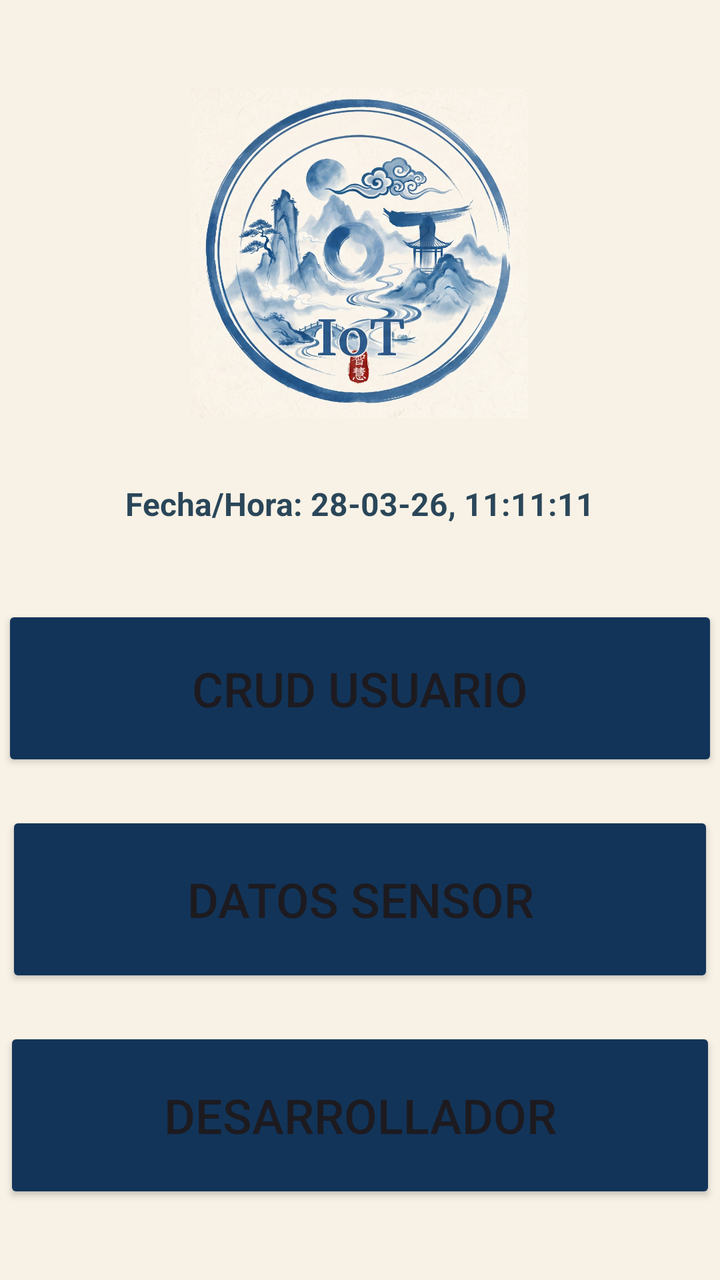
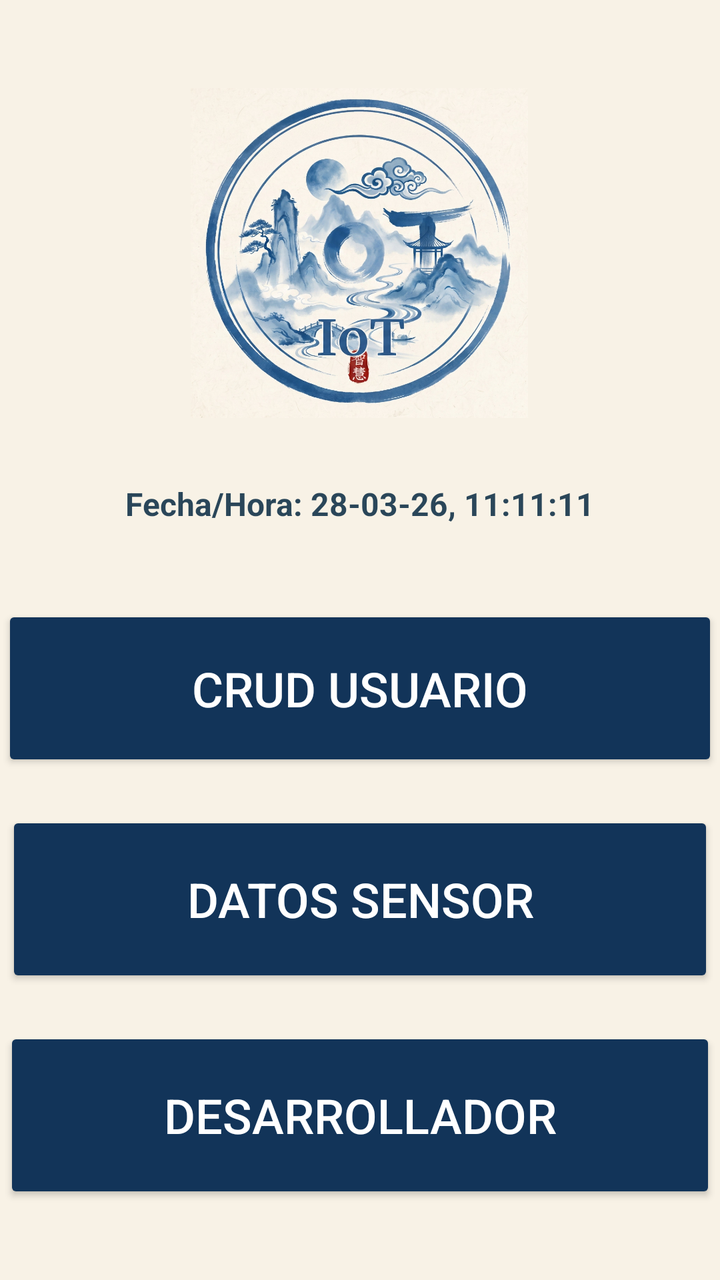

Compare the two renders of this Android layout. The source of the first and the diff that turns it into the second are given below.
<!-- AndroidManifest.xml: application theme Theme.Ejemplo1 -->
<!-- res/layout/activity_menu_principal.xml -->
<?xml version="1.0" encoding="utf-8"?>
<androidx.constraintlayout.widget.ConstraintLayout xmlns:android="http://schemas.android.com/apk/res/android"
    xmlns:app="http://schemas.android.com/apk/res-auto"
    xmlns:tools="http://schemas.android.com/tools"
    android:id="@+id/main"
    android:layout_width="match_parent"
    android:layout_height="match_parent"
    android:background="#F8F2E6"
    tools:context=".MenuPrincipal">

    <ImageView
        android:id="@+id/imageView5"
        android:layout_width="312dp"
        android:layout_height="165dp"
        android:layout_marginTop="44dp"
        app:layout_constraintEnd_toEndOf="parent"
        app:layout_constraintHorizontal_bias="0.494"
        app:layout_constraintStart_toStartOf="parent"
        app:layout_constraintTop_toTopOf="parent"
        app:srcCompat="@drawable/logo" />

    <TextView
        android:id="@+id/textView2"
        android:layout_width="wrap_content"
        android:layout_height="wrap_content"
        android:layout_marginTop="32dp"
        android:text="Fecha/Hora: 28-03-26, 11:11:11"
        android:textColor="#DA072940"
        android:textSize="16sp"
        android:textStyle="bold"
        app:layout_constraintEnd_toEndOf="parent"
        app:layout_constraintStart_toStartOf="parent"
        app:layout_constraintTop_toBottomOf="@+id/imageView5" />

    
    <LinearLayout
        android:id="@+id/contenedor1"
        android:layout_width="358dp"
        android:layout_height="83dp"
        android:layout_marginTop="40dp"
        android:orientation="vertical"
        app:layout_constraintEnd_toEndOf="parent"
        app:layout_constraintStart_toStartOf="parent"
        app:layout_constraintTop_toBottomOf="@+id/textView2">

        <Button
            android:id="@+id/btnCrud"
            android:layout_width="match_parent"
            android:layout_height="match_parent"
            android:backgroundTint="#123459"
            android:text="CRUD Usuario"
            android:textSize="24sp"
            app:icon="@drawable/personas"
            app:iconTint="@null"
            app:iconSize="90dp"
            app:iconGravity="start" />
    </LinearLayout>

    
    <LinearLayout
        android:id="@+id/contenedor2"
        android:layout_width="354dp"
        android:layout_height="88dp"
        android:layout_marginTop="20dp"
        android:orientation="vertical"
        app:layout_constraintEnd_toEndOf="parent"
        app:layout_constraintStart_toStartOf="parent"
        app:layout_constraintTop_toBottomOf="@+id/contenedor1">

        <Button
            android:id="@+id/btnSensores"
            android:layout_width="match_parent"
            android:layout_height="match_parent"
            android:backgroundTint="#123459"
            android:text="Datos Sensor"
            android:textSize="24sp"
            app:icon="@drawable/sensor"
            app:iconTint="@null"
            app:iconSize="75dp"
            app:iconGravity="start" />
    </LinearLayout>

    
    <LinearLayout
        android:id="@+id/contenedor3"
        android:layout_width="356dp"
        android:layout_height="88dp"
        android:layout_marginTop="20dp"
        android:orientation="vertical"
        app:layout_constraintEnd_toEndOf="parent"
        app:layout_constraintStart_toStartOf="parent"
        app:layout_constraintTop_toBottomOf="@+id/contenedor2">

        <Button
            android:id="@+id/btnDatos"
            android:layout_width="match_parent"
            android:layout_height="match_parent"
            android:backgroundTint="#123459"
            android:text="Desarrollador"
            android:textSize="24sp"
            app:icon="@drawable/desarrollo"
            app:iconTint="@null"
            app:iconSize="75dp"
            app:iconGravity="start" />
    </LinearLayout>

</androidx.constraintlayout.widget.ConstraintLayout>
<!-- resources referenced by this layout -->
<resources>
  <!-- drawable desarrollo: png bitmap (drawable, 31908 bytes) -->
  <!-- drawable logo: jpg bitmap (drawable, 247364 bytes) -->
  <!-- drawable personas: png bitmap (drawable, 97524 bytes) -->
  <!-- drawable sensor: png bitmap (drawable, 27646 bytes) -->
  <style name="Theme.Ejemplo1" parent="Base.Theme.Ejemplo1" />
  <style name="Base.Theme.Ejemplo1" parent="Theme.Material3.DayNight.NoActionBar">
          
          
      </style>
</resources>

<!-- the commit's change to res/layout/activity_menu_principal.xml (unified diff, before → after) -->
@@ -32,7 +32,6 @@
         app:layout_constraintStart_toStartOf="parent"
         app:layout_constraintTop_toBottomOf="@+id/imageView5" />
 
-    
     <LinearLayout
         android:id="@+id/contenedor1"
         android:layout_width="358dp"
@@ -49,6 +48,7 @@
             android:layout_height="match_parent"
             android:backgroundTint="#123459"
             android:text="CRUD Usuario"
+            android:textColor="#FFFFFF"
             android:textSize="24sp"
             app:icon="@drawable/personas"
             app:iconTint="@null"
@@ -56,7 +56,6 @@
             app:iconGravity="start" />
     </LinearLayout>
 
-    
     <LinearLayout
         android:id="@+id/contenedor2"
         android:layout_width="354dp"
@@ -73,6 +72,7 @@
             android:layout_height="match_parent"
             android:backgroundTint="#123459"
             android:text="Datos Sensor"
+            android:textColor="#FFFFFF"
             android:textSize="24sp"
             app:icon="@drawable/sensor"
             app:iconTint="@null"
@@ -80,7 +80,6 @@
             app:iconGravity="start" />
     </LinearLayout>
 
-    
     <LinearLayout
         android:id="@+id/contenedor3"
         android:layout_width="356dp"
@@ -97,6 +96,7 @@
             android:layout_height="match_parent"
             android:backgroundTint="#123459"
             android:text="Desarrollador"
+            android:textColor="#FFFFFF"
             android:textSize="24sp"
             app:icon="@drawable/desarrollo"
             app:iconTint="@null"
